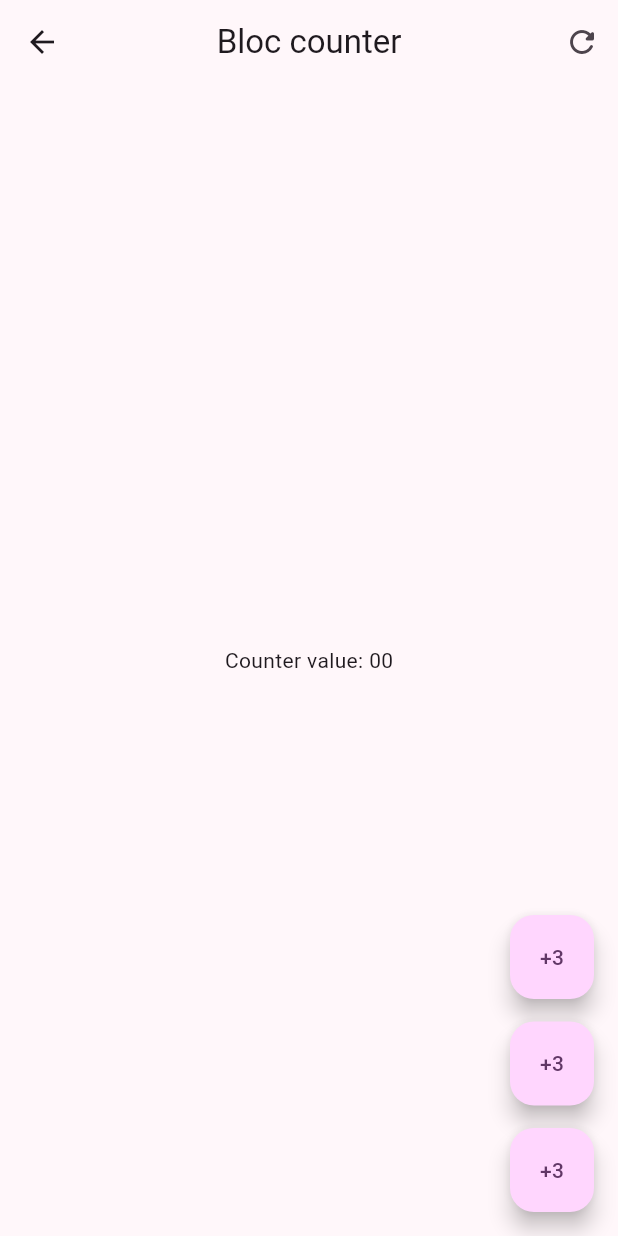
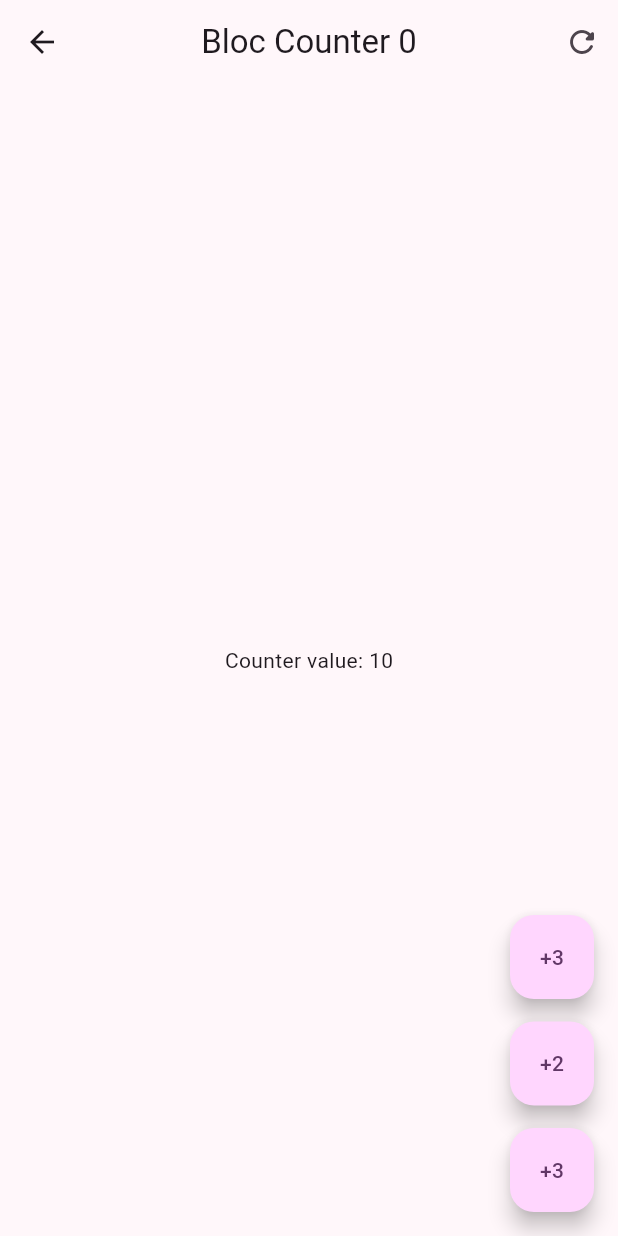
Before and after one commit to HarryOreLara/forms-app, a Flutter app: the screen it shows after launch, after a tap on "Bloc", on a phone screen of 412 x 824 dp. Run offline on Flutter 3.47's test engine with Material 2 defaults, Android fonts, the phone set to English and light mode, and no system bars; our stand-ins replace equatable, flutter_bloc, go_router.

Commit message:
Patron bloc y cubits listos, preparados para el formulario

```diff
--- /dev/null
+++ b/lib/presentation/blocs/counter_bloc/counter_event.dart
@@ -0,0 +1,19 @@
+part of 'counter_bloc.dart';
+
+sealed class CounterEvent extends Equatable {
+  const CounterEvent();
+
+  @override
+  List<Object> get props => [];
+}
+
+
+class CounterIncreased extends CounterEvent{
+  final int value;
+
+  const CounterIncreased(this.value);
+
+
+}
+
+class CounterReset extends CounterEvent{}
--- /dev/null
+++ b/lib/presentation/blocs/counter_bloc/counter_state.dart
@@ -0,0 +1,16 @@
+part of 'counter_bloc.dart';
+
+class CounterState extends Equatable {
+  final int counter;
+  final int transactionCount;
+
+  const CounterState({this.counter = 10, this.transactionCount = 0});
+
+  CounterState copyWith({int? counter, int? transactionCount}) => CounterState(
+      counter: counter ?? this.counter,
+      transactionCount: transactionCount ?? this.transactionCount);
+
+  //Lista para ver los estados repetidos
+  @override
+  List<Object> get props => [counter, transactionCount];
+}
--- a/lib/presentation/blocs/cubit/counter_cubit.dart
+++ b/lib/presentation/blocs/counter_cubit/counter_cubit.dart
@@ -1,3 +1,4 @@
+import 'package:equatable/equatable.dart';
 import 'package:flutter_bloc/flutter_bloc.dart';
 
 
@@ -6,9 +7,9 @@ import 'package:flutter_bloc/flutter_bloc.dart';
 part 'counter_state.dart';
 
 class CounterCubit extends Cubit<CounterState> {
-  CounterCubit() : super(CounterState(counter: 5));
+  CounterCubit() : super(const CounterState(counter: 5));
 
-  void increseBey(int value) {
+  void increseBy(int value) {
     emit(state.copyWith(
       counter: state.counter + value,
       transactionCount: state.transactionCount + 1,
--- /dev/null
+++ b/lib/presentation/blocs/counter_cubit/counter_state.dart
@@ -0,0 +1,35 @@
+part of 'counter_cubit.dart';
+
+//acca se encuentra la clase
+class CounterState extends Equatable {
+  final int counter;
+  final int transactionCount;
+
+  const CounterState({this.counter = 0, this.transactionCount = 0});
+
+  copyWith({
+    int? counter,
+    int? transactionCount,
+  }) =>
+      CounterState(
+        counter: counter ?? this.counter,
+        transactionCount: counter ?? this.transactionCount,
+      );
+
+
+  /// Este medo es de equerable, nos sirve para poder comparar si los valores son iguales, por ejemplo
+  /// si queremos comparar que el valor del counter y el transaction son iguales
+  /// los cargamos a la lista que nos esta proporcionando el mismo metodo
+  /// asi podemos validar ciertas fallas
+  ///
+  /// Ejemplo:
+  ///
+  /// String name = 'Fernando'
+  /// String otroNombre = 'Fernando'
+  ///
+  /// name == otroNombre =>true
+  ///
+  ///
+  @override
+  List<Object?> get props => [counter, transactionCount];
+}
--- a/lib/presentation/screens/bloc_counter_screen.dart
+++ b/lib/presentation/screens/bloc_counter_screen.dart
@@ -1,26 +1,58 @@
 import 'package:flutter/material.dart';
+import 'package:flutter_bloc/flutter_bloc.dart';
+import 'package:forms_app/presentation/blocs/counter_bloc/counter_bloc.dart';
 
 class BlocCounterScreen extends StatelessWidget {
   const BlocCounterScreen({super.key});
 
   @override
   Widget build(BuildContext context) {
+    return BlocProvider(
+      create: (_) => CounterBloc(),
+      child: const BlocCounterView(),
+    );
+  }
+}
+
+class BlocCounterView extends StatelessWidget {
+  const BlocCounterView({
+    super.key,
+  });
+
+  void increseCounterBy(BuildContext context, [int value = 1]) {
+    //context.read<CounterBloc>().add(CounterIncreased(value));//Primera opcion de llamado
+    context.read<CounterBloc>().increaseBy(value);//Segunda opcion de llamado
+  }
+
+  @override
+  Widget build(BuildContext context) {
     return Scaffold(
       appBar: AppBar(
-        title: const Text('Bloc counter'),
+        title: context.select((CounterBloc counterBloc) =>
+            Text('Bloc Counter ${counterBloc.state.transactionCount}')),
         actions: [
-          IconButton(onPressed: () {}, icon: Icon(Icons.refresh_rounded))
+          IconButton(
+              onPressed: () {
+                context.read<CounterBloc>().add(CounterReset());//Primera forma de llamado
+                //context.read<CounterBloc>().resetCounter();
+
+              },
+              icon: const Icon(Icons.refresh_rounded))
         ],
         centerTitle: true,
       ),
-      body: const Center(
-        child: Text('Counter value: 00'),
-      ),
+      body: Center(
+          child: context.select(
+        (CounterBloc counterBloc) =>
+            Text('Counter value: ${counterBloc.state.counter}'),
+      )),
       floatingActionButton: Column(
         mainAxisAlignment: MainAxisAlignment.end,
         children: [
           FloatingActionButton(
-            onPressed: () {},
+            onPressed: () {
+              increseCounterBy(context, 3);
+            },
             heroTag: 1, //esto es para poner el animacion pro defecto
             child: const Text('+3'),
           ),
@@ -28,15 +60,19 @@ class BlocCounterScreen extends StatelessWidget {
             height: 15,
           ),
           FloatingActionButton(
-            onPressed: () {},
+            onPressed: () {
+              increseCounterBy(context, 2);
+            },
             heroTag: 2, //esto es para poner el animacion pro defecto
-            child: const Text('+3'),
+            child: const Text('+2'),
           ),
           const SizedBox(
             height: 15,
           ),
           FloatingActionButton(
-            onPressed: () {},
+            onPressed: () {
+              increseCounterBy(context);
+            },
             heroTag: 3, //esto es para poner el animacion pro defecto
             child: const Text('+3'),
           )
--- a/lib/presentation/screens/home_screen.dart
+++ b/lib/presentation/screens/home_screen.dart
@@ -24,6 +24,11 @@ class HomeScreen extends StatelessWidget {
             onTap: () {
               context.push('/bloc');
             },
+          ),
+          const Padding(
+            padding: EdgeInsets.symmetric(horizontal: 10),
+            child: Divider(
+            ),
           )
         ],
       ),
--- a/pubspec.yaml
+++ b/pubspec.yaml
@@ -7,6 +7,7 @@ environment:
   sdk: '>=3.0.6 <4.0.0'
 
 dependencies:
+  equatable: ^2.0.5
   flutter:
     sdk: flutter
   flutter_bloc: ^8.1.3
```
Also changed, not shown: lib/presentation/blocs/counter_bloc/counter_bloc.dart (added, +43 -0 lines), lib/presentation/blocs/cubit/counter_state.dart (deleted, +0 -18 lines), lib/presentation/screens/cubit_counter_screen.dart (+26 -12 lines), pubspec.lock.
